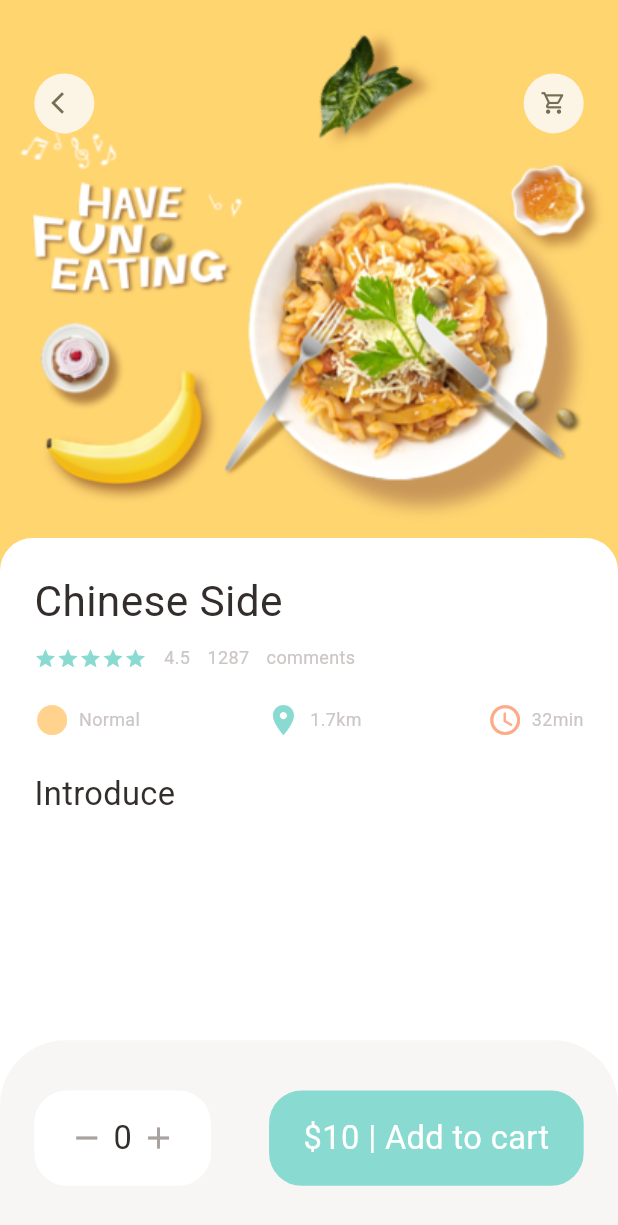
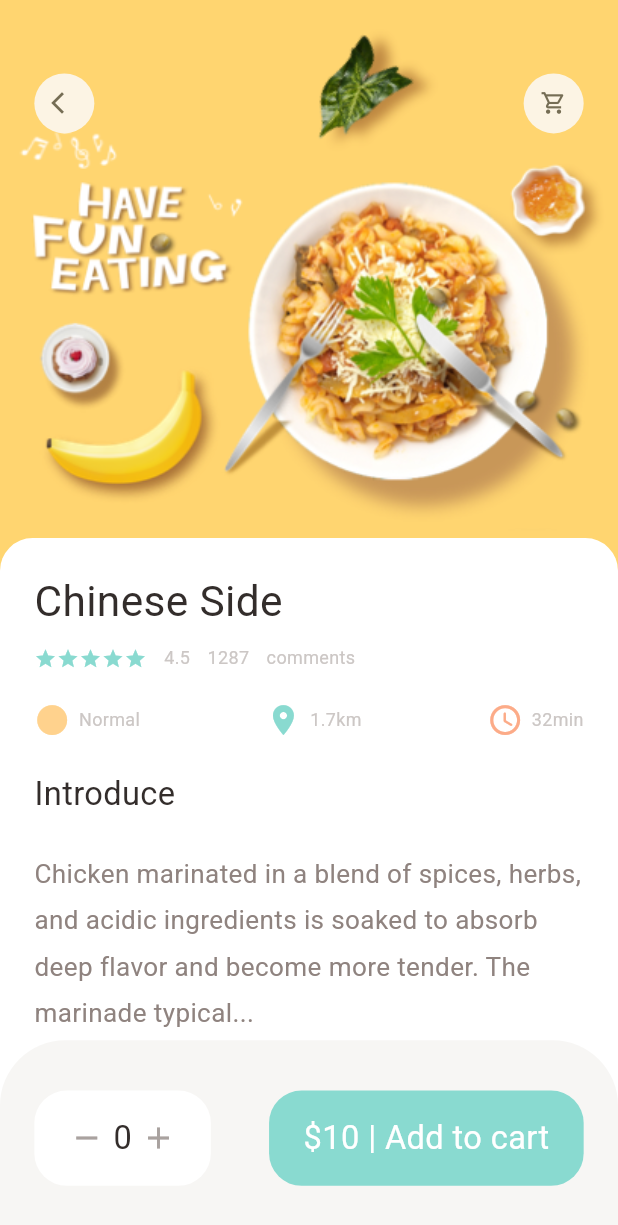
Before and after one commit to mayor167/flutter_food_delivery_app, a Flutter app: the screen it shows after launch, on a phone screen of 412 x 824 dp. Shown: the top 1225 px of the screen. Run offline on Flutter 3.47's test engine with Material 3 defaults, Android fonts, the phone set to English and light mode, and no system bars; our stand-ins replace dots_indicator, get.

Commit message:
Food page fully designed and optimised

```diff
--- a/lib/pages/food/popular_food_detail.dart
+++ b/lib/pages/food/popular_food_detail.dart
@@ -3,6 +3,7 @@ import 'package:app1/utilis/dimensions.dart';
 import 'package:app1/widgets/app_column.dart';
 import 'package:app1/widgets/app_icon.dart';
 import 'package:app1/widgets/big_text.dart';
+import 'package:app1/widgets/expandable_text_widget.dart';
 import 'package:app1/widgets/icon_and_text_widget.dart';
 import 'package:app1/widgets/small_text.dart';
 import 'package:flutter/material.dart';
@@ -16,6 +17,7 @@ class PopularFoodDetail extends StatelessWidget {
       backgroundColor: Colors.white,
       body: Stack(
         children: [
+          //background image
           Positioned(
             left: 0,
             right: 0,
@@ -29,6 +31,7 @@ class PopularFoodDetail extends StatelessWidget {
               ),
           )
           ),
+         //icon widgets
           Positioned(
             top:Dimensions.getHeight(45),
              left: Dimensions.getWidth(20),
@@ -42,6 +45,7 @@ class PopularFoodDetail extends StatelessWidget {
 
           ),
           ),
+          //Introduction of food
           Positioned(
             left: 0,
             right: 0,
@@ -61,6 +65,8 @@ class PopularFoodDetail extends StatelessWidget {
                   AppColumn(text: "Chinese Side"),
                   SizedBox(height:Dimensions.getHeight(20),),
                   BigText(text: "Introduce"),
+                    SizedBox(height:Dimensions.getHeight(20),),
+                  Expanded(child: SingleChildScrollView(child: ExpandableTextWidget(text: "Chicken marinated in a blend of spices, herbs, and acidic ingredients is soaked to absorb deep flavor and become more tender. The marinade typically includes elements like lemon juice or vinegar (for tenderizing), oil or yogurt (to keep the meat juicy), and seasonings such as garlic, pepper, or herbs. This process allows the chicken to develop a rich, well-balanced taste before it’s cooked—whether grilled, baked, or fried—resulting in a more flavorful and succulent dish.")))
                 ],
               ),
             )
--- /dev/null
+++ b/lib/widgets/expandable_text_widget.dart
@@ -0,0 +1,53 @@
+import 'package:app1/utilis/colors.dart';
+import 'package:app1/utilis/dimensions.dart';
+import 'package:app1/widgets/small_text.dart';
+import 'package:flutter/material.dart';
+
+class ExpandableTextWidget extends StatefulWidget {
+  final String text;
+  const ExpandableTextWidget({super.key, required this.text});
+
+  @override
+  State<ExpandableTextWidget> createState() => _ExpandableTextWidgetState();
+}
+
+class _ExpandableTextWidgetState extends State<ExpandableTextWidget> {
+  late String firstHalText;
+  late String secondHalfText;
+  bool hiddenText = true;
+  double textHeight = Dimensions.screenHeight/5.63;
+  @override
+  void initState(){
+    super.initState();
+    if(widget.text.length > textHeight){
+      firstHalText = widget.text.substring(0,textHeight.toInt());
+      secondHalfText = widget.text.substring(textHeight.toInt()+1,widget.text.length);
+    }else{
+      firstHalText = widget.text;
+      secondHalfText="";
+    }
+  }
+  @override
+  Widget build(BuildContext context) {
+    return Container(
+      child:secondHalfText.isEmpty?SmallText(color: AppColors.paraColor,size: Dimensions.getHeight(16),text: firstHalText):Column(
+        children: [
+          SmallText(height: 1.8, color: AppColors.paraColor, size: Dimensions.getHeight(16), text: hiddenText?("$firstHalText..."):(firstHalText + secondHalfText)),
+          InkWell(
+            onTap: (){
+              setState(() {
+                hiddenText=!hiddenText;
+              });
+            },
+            child: Row(
+              children: [
+                SmallText(text: "Show More", color: AppColors.mainColor,),
+                Icon(hiddenText?Icons.arrow_drop_down:Icons.arrow_drop_up,color:AppColors.mainColor),
+              ],
+            ),
+          ),
+        ],
+      ),
+    );
+  }
+}
```
